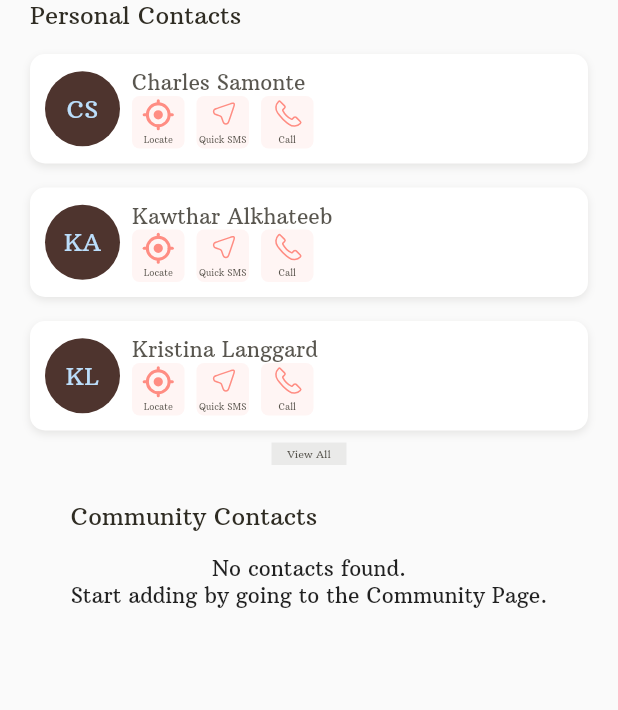
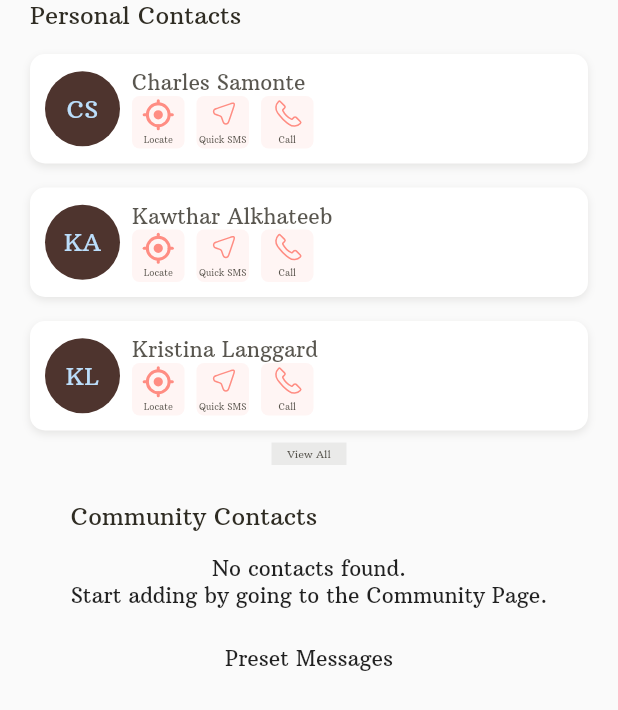
Before and after one commit to TeamSafety/SecureMe, a Flutter app: the MyContacts screen opened directly, on a phone screen of 412 x 824 dp. Shown: the top 710 px of the screen. Run offline on Flutter 3.47's test engine with Material 2 defaults, Android fonts, the phone set to English and light mode, and no system bars; our stand-ins replace firebase_auth, firebase_core, flutter_svg, sliding_up_panel; accounts and stored records are empty.

Commit message:
Refractored contacts page.

```diff
--- a/Front-End/SecureShe_App/lib/pages/my_contacts.dart
+++ b/Front-End/SecureShe_App/lib/pages/my_contacts.dart
@@ -18,7 +18,16 @@ class MyContacts extends StatelessWidget {
                 const SizedBox(
                   height: 24,
                 ),
-                communityContactsBuilder()
+                communityContactsBuilder(),
+                const SizedBox(
+                  height: 24,
+                ),
+                Column(
+                  crossAxisAlignment: CrossAxisAlignment.start,
+                  children: [
+                    Text("Preset Messages"),
+                  ],
+                )
               ],
             ),
           ),
@@ -81,10 +90,9 @@ class MyContacts extends StatelessWidget {
         const SizedBox(
           height: 8,
         ),
-        Row(
-          mainAxisAlignment: MainAxisAlignment.center,
-          children: [
         Container(
+          alignment: Alignment.center,
+          child: Container(
             height: 15,
             width: 50,
             alignment: Alignment.center,
@@ -99,7 +107,6 @@ class MyContacts extends StatelessWidget {
               ),
             ),
           ),
-          ],
         ),
       ],
     );
```
Lines whose indentation alone changed are shown as unchanged.
